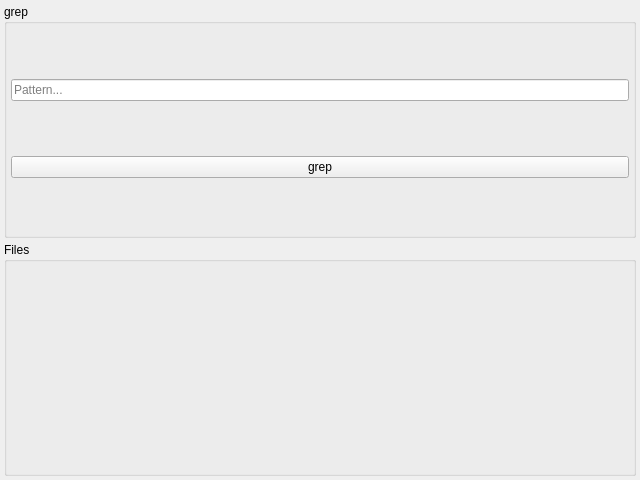
Above: csFiles/ui/forms/WGrep.ui from CaSchmidt/csFiles before the change. Below: the same form after it.
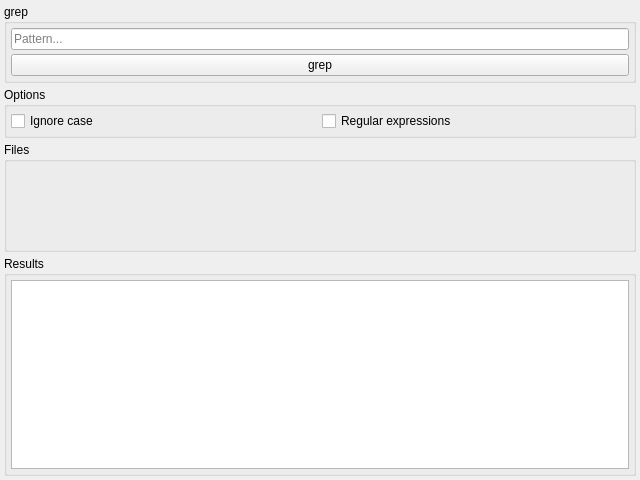
That is the form after the change. Custom widgets are drawn as their Qt base class.

Commit message: Extended the grep UI.

```diff
--- a/csFiles/ui/forms/WGrep.ui
+++ b/csFiles/ui/forms/WGrep.ui
@@ -13,7 +13,7 @@
   <property name="windowTitle">
    <string>WGrep</string>
   </property>
-  <layout class="QVBoxLayout" name="verticalLayout_3">
+  <layout class="QVBoxLayout" name="verticalLayout_4" stretch="0,0,1,2">
    <property name="spacing">
     <number>4</number>
    </property>
@@ -70,6 +70,44 @@
      </layout>
     </widget>
    </item>
+   <item>
+    <widget class="QGroupBox" name="groupBox_3">
+     <property name="title">
+      <string>Options</string>
+     </property>
+     <layout class="QHBoxLayout" name="horizontalLayout">
+      <property name="spacing">
+       <number>4</number>
+      </property>
+      <property name="leftMargin">
+       <number>4</number>
+      </property>
+      <property name="topMargin">
+       <number>4</number>
+      </property>
+      <property name="rightMargin">
+       <number>4</number>
+      </property>
+      <property name="bottomMargin">
+       <number>4</number>
+      </property>
+      <item>
+       <widget class="QCheckBox" name="ignoreCaseCheck">
+        <property name="text">
+         <string>Ignore case</string>
+        </property>
+       </widget>
+      </item>
+      <item>
+       <widget class="QCheckBox" name="matchRegExpCheck">
+        <property name="text">
+         <string>Regular expressions</string>
+        </property>
+       </widget>
+      </item>
+     </layout>
+    </widget>
+   </item>
    <item>
     <widget class="QGroupBox" name="groupBox_2">
      <property name="title">
@@ -97,6 +135,33 @@
      </layout>
     </widget>
    </item>
+   <item>
+    <widget class="QGroupBox" name="groupBox_4">
+     <property name="title">
+      <string>Results</string>
+     </property>
+     <layout class="QVBoxLayout" name="verticalLayout_3">
+      <property name="spacing">
+       <number>4</number>
+      </property>
+      <property name="leftMargin">
+       <number>4</number>
+      </property>
+      <property name="topMargin">
+       <number>4</number>
+      </property>
+      <property name="rightMargin">
+       <number>4</number>
+      </property>
+      <property name="bottomMargin">
+       <number>4</number>
+      </property>
+      <item>
+       <widget class="QTreeView" name="resultsView"/>
+      </item>
+     </layout>
+    </widget>
+   </item>
   </layout>
  </widget>
  <customwidgets>
```
Left out of the diff: 3 changed lines with no effect on the pictures.
